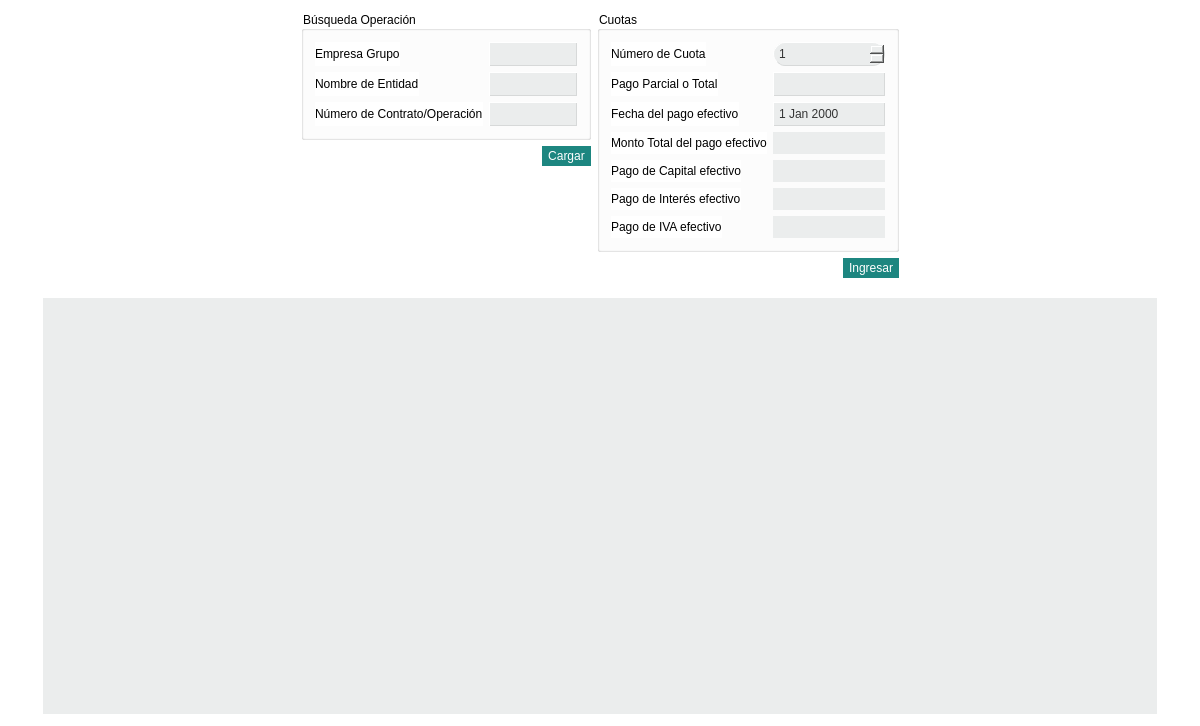
Before: the Qt Designer form Finanzas/PagosEfectivos.ui in altitude-solutions/Finanzas, drawn with Qt 5.
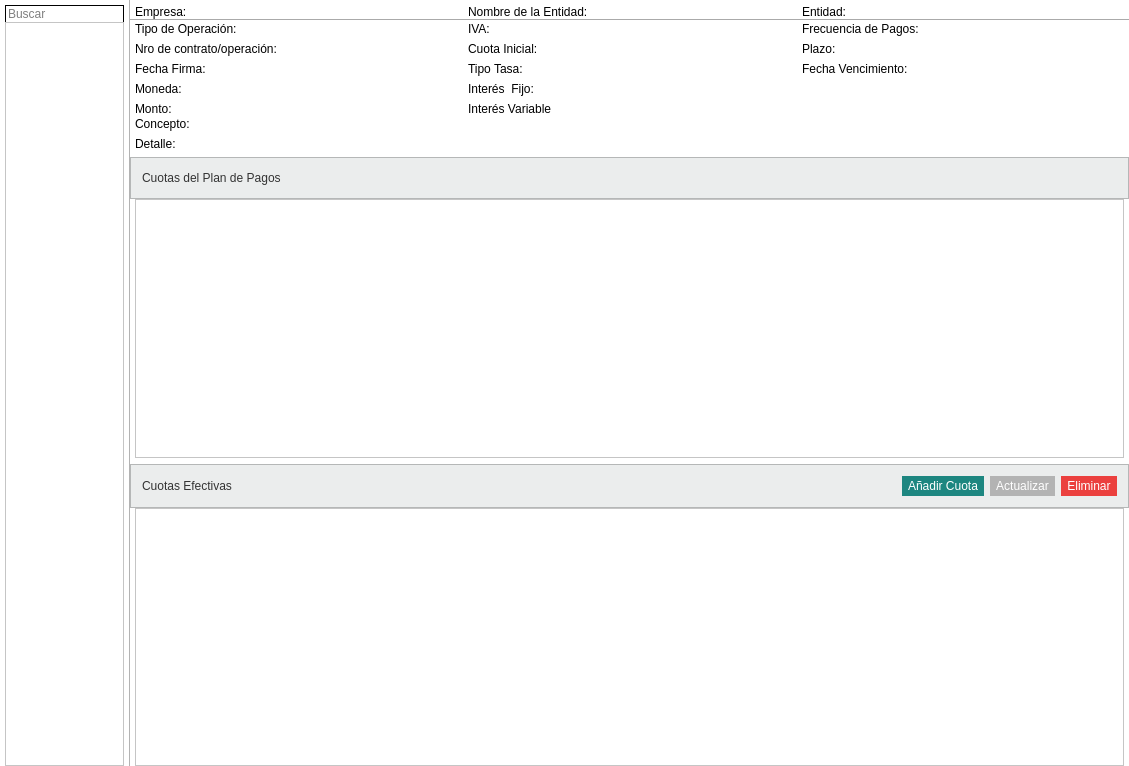
After: the same form once the commit is applied. Icons and pictures are not drawn.

```diff
--- a/Finanzas/PagosEfectivos.ui
+++ b/Finanzas/PagosEfectivos.ui
@@ -6,8 +6,8 @@
    <rect>
     <x>0</x>
     <y>0</y>
-    <width>1200</width>
-    <height>726</height>
+    <width>1129</width>
+    <height>766</height>
    </rect>
   </property>
   <property name="windowTitle">
@@ -16,7 +16,10 @@
   <property name="styleSheet">
    <string notr="true">background-color: white;</string>
   </property>
-  <layout class="QVBoxLayout" name="verticalLayout_3">
+  <layout class="QHBoxLayout" name="horizontalLayout_7">
+   <property name="spacing">
+    <number>0</number>
+   </property>
    <property name="leftMargin">
     <number>0</number>
    </property>
@@ -27,688 +30,800 @@
     <number>0</number>
    </property>
    <property name="bottomMargin">
-    <number>9</number>
+    <number>0</number>
    </property>
    <item>
-    <widget class="QFrame" name="fieldsFrame">
-     <property name="sizePolicy">
-      <sizepolicy hsizetype="Preferred" vsizetype="Fixed">
-       <horstretch>0</horstretch>
-       <verstretch>0</verstretch>
-      </sizepolicy>
-     </property>
-     <layout class="QHBoxLayout" name="horizontalLayout_4">
-      <item>
-       <spacer name="horizontalSpacer_6">
-        <property name="orientation">
-         <enum>Qt::Horizontal</enum>
-        </property>
-        <property name="sizeHint" stdset="0">
-         <size>
-          <width>40</width>
-          <height>20</height>
-         </size>
-        </property>
-       </spacer>
-      </item>
-      <item>
-       <layout class="QVBoxLayout" name="verticalLayout">
-        <item>
-         <widget class="QGroupBox" name="groupBox">
-          <property name="title">
-           <string>Búsqueda Operación</string>
-          </property>
-          <layout class="QFormLayout" name="formLayout">
-           <item row="0" column="0">
-            <widget class="QLabel" name="label">
-             <property name="text">
-              <string>Empresa Grupo</string>
-             </property>
-            </widget>
-           </item>
-           <item row="0" column="1">
-            <widget class="QComboBox" name="grupo">
-             <property name="cursor">
-              <cursorShape>PointingHandCursor</cursorShape>
-             </property>
-             <property name="styleSheet">
-              <string notr="true">QComboBox {
-	background-color:#EBEDED;
-	border-style: outset;
-	border-radius: 13px;
-	border-color: #d7d9d9;
-	border-width: 1px;
-	font: 10pt &quot;MS Shell Dlg 2&quot;;
-	padding-left: 3px;
-	padding-top: 3px;
-	padding-bottom: 3px;
-	color:#243646;
-}
-
-QComboBox::hover {
-	border-color: black;
-}
-
-QComboBox::focus {
-	background-color: #b5b5b5;
-}
-
-
-QComboBox::drop-down  {
-    border: 0px; /* This seems to replace the whole arrow of the combo box */
-}
-
-
-QComboBox::down-arrow {
-    image: url(:/Resources/img/dropdown.png);
-    width: 24px;
-    height: 24px;
-	margin-right: 6px;
-}</string>
-             </property>
-            </widget>
-           </item>
-           <item row="1" column="0">
-            <widget class="QLabel" name="label_2">
-             <property name="text">
-              <string>Nombre de Entidad</string>
-             </property>
-            </widget>
-           </item>
-           <item row="1" column="1">
-            <widget class="QComboBox" name="entidad">
-             <property name="cursor">
-              <cursorShape>PointingHandCursor</cursorShape>
-             </property>
-             <property name="styleSheet">
-              <string notr="true">QComboBox {
-	background-color:#EBEDED;
-	border-style: outset;
-	border-radius: 13px;
-	border-color: #d7d9d9;
-	border-width: 1px;
-	font: 10pt &quot;MS Shell Dlg 2&quot;;
-	padding-left: 3px;
-	padding-top: 3px;
-	padding-bottom: 3px;
-	color:#243646;
-}
-
-QComboBox::hover {
-	border-color: black;
-}
-
-QComboBox::focus {
-	background-color: #b5b5b5;
-}
-
-
-QComboBox::drop-down  {
-    border: 0px; /* This seems to replace the whole arrow of the combo box */
-}
-
-
-QComboBox::down-arrow {
-    image: url(:/Resources/img/dropdown.png);
-    width: 24px;
-    height: 24px;
-	margin-right: 6px;
-}</string>
-             </property>
-            </widget>
-           </item>
-           <item row="2" column="0">
-            <widget class="QLabel" name="label_3">
-             <property name="text">
-              <string>Número de Contrato/Operación</string>
-             </property>
-            </widget>
-           </item>
-           <item row="2" column="1">
-            <widget class="QComboBox" name="contratoOperacion">
-             <property name="cursor">
-              <cursorShape>PointingHandCursor</cursorShape>
-             </property>
-             <property name="styleSheet">
-              <string notr="true">QComboBox {
-	background-color:#EBEDED;
-	border-style: outset;
-	border-radius: 13px;
-	border-color: #d7d9d9;
-	border-width: 1px;
-	font: 10pt &quot;MS Shell Dlg 2&quot;;
-	padding-left: 3px;
-	padding-top: 3px;
-	padding-bottom: 3px;
-	color:#243646;
-}
-
-QComboBox::hover {
-	border-color: black;
-}
-
-QComboBox::focus {
-	background-color: #b5b5b5;
-}
-
-
-QComboBox::drop-down  {
-    border: 0px; /* This seems to replace the whole arrow of the combo box */
-}
-
-
-QComboBox::down-arrow {
-    image: url(:/Resources/img/dropdown.png);
-    width: 24px;
-    height: 24px;
-	margin-right: 6px;
-}</string>
-             </property>
-            </widget>
-           </item>
-          </layout>
-         </widget>
-        </item>
-        <item>
-         <layout class="QHBoxLayout" name="horizontalLayout">
-          <item>
-           <spacer name="horizontalSpacer">
-            <property name="orientation">
-             <enum>Qt::Horizontal</enum>
-            </property>
-            <property name="sizeHint" stdset="0">
-             <size>
-              <width>40</width>
-              <height>20</height>
-             </size>
-            </property>
-           </spacer>
-          </item>
-          <item>
-           <widget class="QPushButton" name="searchButton">
-            <property name="styleSheet">
-             <string notr="true">background-color: #1D8680;
-border-style: outset;
-border-radius: 12px;
-font: 12pt &quot;MS Shell Dlg 2&quot;;
-color: white;
-min-width: 2em;
-max-width:7em;
-padding: 3px  6px 3px 6px;
-</string>
-            </property>
-            <property name="text">
-             <string>Cargar</string>
-            </property>
-           </widget>
-          </item>
-         </layout>
-        </item>
-        <item>
-         <spacer name="verticalSpacer">
-          <property name="orientation">
-           <enum>Qt::Vertical</enum>
-          </property>
-          <property name="sizeHint" stdset="0">
-           <size>
-            <width>20</width>
-            <height>40</height>
-           </size>
-          </property>
-         </spacer>
-        </item>
-       </layout>
-      </item>
-      <item>
-       <layout class="QVBoxLayout" name="verticalLayout_2">
-        <item>
-         <widget class="QGroupBox" name="groupBox_2">
-          <property name="title">
-           <string>Cuotas</string>
-          </property>
-          <layout class="QFormLayout" name="formLayout_2">
-           <item row="0" column="0">
-            <widget class="QLabel" name="label_4">
-             <property name="text">
-              <string>Número de Cuota</string>
-             </property>
-            </widget>
-           </item>
-           <item row="0" column="1">
-            <widget class="QSpinBox" name="cuota">
-             <property name="cursor">
-              <cursorShape>PointingHandCursor</cursorShape>
-             </property>
-             <property name="styleSheet">
-              <string notr="true">QSpinBox {
-	background-color: #EBEDED;
-	border-style: outset;
-	border-radius: 12px;
-	border-color: #d7d9d9;
-	border-width: 1px;
-	font: 10pt &quot;MS Shell Dlg 2&quot;;
-	color: #333333;
-	min-width: 8em;
-	padding-top: 3px;
-	padding-bottom: 3px;
-	padding-left: 3px;
-}
-
-QSpinBox::hover {
-	border-color: black;
-}
-
-QSpinBox::focus {
-	background-color: #b5b5b5;
-}
-
-
-QSpinBox::up-button {
-	 image: url(:/Resources/img/up.png);
-    width: 20px;
-    height: 10px;
-}
-
-QSpinBox::down-button {
-	 image: url(:/Resources/img/down.png);
-    width: 20px;
-    height: 10px;
-}
-
-</string>
-             </property>
-             <property name="minimum">
-              <number>1</number>
-             </property>
-             <property name="maximum">
-              <number>999</number>
-             </property>
-            </widget>
-           </item>
-           <item row="1" column="0">
-            <widget class="QLabel" name="label_5">
-             <property name="text">
-              <string>Pago Parcial o Total</string>
-             </property>
-            </widget>
-           </item>
-           <item row="1" column="1">
-            <widget class="QComboBox" name="parcialToral">
-             <property name="cursor">
-              <cursorShape>PointingHandCursor</cursorShape>
-             </property>
-             <property name="styleSheet">
-              <string notr="true">QComboBox {
-	background-color:#EBEDED;
-	border-style: outset;
-	border-radius: 13px;
-	border-color: #d7d9d9;
-	border-width: 1px;
-	font: 10pt &quot;MS Shell Dlg 2&quot;;
-	padding-left: 3px;
-	padding-top: 3px;
-	padding-bottom: 3px;
-	color:#243646;
-}
-
-QComboBox::hover {
-	border-color: black;
-}
-
-QComboBox::focus {
-	background-color: #b5b5b5;
-}
-
-
-QComboBox::drop-down  {
-    border: 0px; /* This seems to replace the whole arrow of the combo box */
-}
-
-
-QComboBox::down-arrow {
-    image: url(:/Resources/img/dropdown.png);
-    width: 24px;
-    height: 24px;
-	margin-right: 6px;
-}</string>
-             </property>
-            </widget>
-           </item>
-           <item row="2" column="0">
-            <widget class="QLabel" name="label_6">
-             <property name="text">
-              <string>Fecha del pago efectivo</string>
-             </property>
-            </widget>
-           </item>
-           <item row="2" column="1">
-            <widget class="QDateEdit" name="fechaPago">
-             <property name="cursor">
-              <cursorShape>PointingHandCursor</cursorShape>
-             </property>
-             <property name="styleSheet">
-              <string notr="true">QDateEdit {
-	background-color: #EBEDED;
-	border-style: outset;
-	border-radius: 13px;
-	border-color: #d7d9d9;
-	border-width: 1px;
-	font: 10pt &quot;MS Shell Dlg 2&quot;;
-	color: #333333;
-	min-width: 8em;
-	padding: 3px;
-}
-
-QDateEdit::hover {
-	border-color: black;
-}
-
-QDateEdit::focus {
-	background-color: #b5b5b5;
-}
-
-QDateEdit::drop-down  {
-    border: 0px; /* This seems to replace the whole arrow of the combo box */
-}
-
-
-QDateEdit::down-arrow {
-    image: url(:/Resources/img/calendar.png);
-    width: 24px;
-    height: 24px;
-	margin-right: 6px;
-}
-
-
-/*
-QDateEdit {
-	background-color: #EBEDED;
-	border-style: outset;
-	border-radius: 12px;
-	border-color: #d7d9d9;
-	border-width: 1px;
-	font: 10pt &quot;MS Shell Dlg 2&quot;;
-	color: #333333;
-	min-width: 8em;
-	padding: 3px;
-}
-
-QDateEdit::hover {
-	border-color: black;
-}
-
-QDateEdit::focus {
-	background-color: #b5b5b5;
-}
-*/
-
-
-
-
-
-
-
-
-
-
-
-
-
-
-
-
-QCalendarWidget QToolButton {
-/*	height: 35px;*/
-  	/*width: parent;*/
-  	color: black;
-  	font-size: 14px;
-  	icon-size: 20px, 20px;
-  	background-color: #ebeded
-}
-
-QCalendarWidget QMenu {
-  	/*width: 150px;*/
-  	left: 20px;
-  	color: black;
-  	font-size: 14px;
-  	background-color: #ebeded;
-}
-
-
-QCalendarWidget QSpinBox { 
-  	background-color: #EBEDED;
-	border-style: outset;
-	border-color: #d7d9d9;
-	border-width: 1px;
-	font: 10pt &quot;MS Shell Dlg 2&quot;;
-	color: #333333;
-	padding: 2px;
-}
-
-/*
-QCalendarWidget QSpinBox::up-button { subcontrol-origin: border;  subcontrol-position: top right;  width:65px; }
-QCalendarWidget QSpinBox::down-button {subcontrol-origin: border; subcontrol-position: bottom right;  width:65px;
-QCalendarWidget QSpinBox::up-arrow { width:56px;  height:56px; }
-QCalendarWidget QSpinBox::down-arrow { width:56px;  height:56px; }
-*/
-
-/* header row */
-QCalendarWidget QWidget {
-	alternate-background-color: #d7d7d7;
-}
-
-/* normal days */
-QCalendarWidget QAbstractItemView:enabled {
-	font-size:14px;
-	color: black;
-	background-color: #ebeded;
-	selection-background-color: #d7d7d7; 
-	selection-color: black;
-}
-
-QCalendarWidget QAbstractItemView:!enabled {
-	background-color: red;
-}
-
-QCalendarWidget QWidget#qt_calendar_navigationbar {
-	background-color: #ebeded;
-	color: gray;
-}
-
-</string>
-             </property>
-             <property name="calendarPopup">
-              <bool>true</bool>
-             </property>
-            </widget>
-           </item>
-           <item row="3" column="0">
-            <widget class="QLabel" name="label_7">
-             <property name="text">
-              <string>Monto Total del pago efectivo</string>
-             </property>
-            </widget>
-           </item>
-           <item row="3" column="1">
-            <widget class="QLineEdit" name="monto">
-             <property name="styleSheet">
-              <string notr="true">background-color: #EBEDED;
-border-style: outset;
-border-radius: 12px;
-font: 10pt &quot;MS Shell Dlg 2&quot;;
-color: #333333;
-min-width: 8em;
-padding: 3px;</string>
-             </property>
-            </widget>
-           </item>
-           <item row="4" column="0">
-            <widget class="QLabel" name="label_8">
-             <property name="text">
-              <string>Pago de Capital efectivo</string>
-             </property>
-            </widget>
-           </item>
-           <item row="4" column="1">
-            <widget class="QLineEdit" name="pagoCapital">
-             <property name="styleSheet">
-              <string notr="true">background-color: #EBEDED;
-border-style: outset;
-border-radius: 12px;
-font: 10pt &quot;MS Shell Dlg 2&quot;;
-color: #333333;
-min-width: 8em;
-padding: 3px;</string>
-             </property>
-            </widget>
-           </item>
-           <item row="5" column="0">
-            <widget class="QLabel" name="label_9">
-             <property name="text">
-              <string>Pago de Interés efectivo</string>
-             </property>
-            </widget>
-           </item>
-           <item row="5" column="1">
-            <widget class="QLineEdit" name="pagoInteres">
-             <property name="styleSheet">
-              <string notr="true">background-color: #EBEDED;
-border-style: outset;
-border-radius: 12px;
-font: 10pt &quot;MS Shell Dlg 2&quot;;
-color: #333333;
-min-width: 8em;
-padding: 3px;</string>
-             </property>
-            </widget>
-           </item>
-           <item row="6" column="0">
-            <widget class="QLabel" name="label_10">
-             <property name="text">
-              <string>Pago de IVA efectivo</string>
-             </property>
-            </widget>
-           </item>
-           <item row="6" column="1">
-            <widget class="QLineEdit" name="pagoIva">
-             <property name="styleSheet">
-              <string notr="true">background-color: #EBEDED;
-border-style: outset;
-border-radius: 12px;
-font: 10pt &quot;MS Shell Dlg 2&quot;;
-color: #333333;
-min-width: 8em;
-padding: 3px;</string>
-             </property>
-            </widget>
-           </item>
-          </layout>
-         </widget>
-        </item>
-        <item>
-         <layout class="QHBoxLayout" name="horizontalLayout_2">
-          <item>
-           <spacer name="horizontalSpacer_4">
-            <property name="orientation">
-             <enum>Qt::Horizontal</enum>
-            </property>
-            <property name="sizeHint" stdset="0">
-             <size>
-              <width>40</width>
-              <height>20</height>
-             </size>
-            </property>
-           </spacer>
-          </item>
-          <item>
-           <widget class="QPushButton" name="saveButton">
-            <property name="styleSheet">
-             <string notr="true">background-color: #1D8680;
-border-style: outset;
-border-radius: 12px;
-font: 12pt &quot;MS Shell Dlg 2&quot;;
-color: white;
-min-width: 2em;
-max-width:7em;
-padding: 3px  6px 3px 6px;
-</string>
-            </property>
-            <property name="text">
-             <string>Ingresar</string>
-            </property>
-           </widget>
-          </item>
-         </layout>
-        </item>
-       </layout>
-      </item>
-      <item>
-       <spacer name="horizontalSpacer_5">
-        <property name="orientation">
-         <enum>Qt::Horizontal</enum>
-        </property>
-        <property name="sizeHint" stdset="0">
-         <size>
-          <width>40</width>
-          <height>20</height>
-         </size>
-        </property>
-       </spacer>
-      </item>
-     </layout>
+    <widget class="QSplitter" name="splitter">
+     <property name="styleSheet">
+      <string notr="true">QSplitter::handle {
+	background: #B3B3B3;
+}
+
+</string>
+     </property>
+     <property name="orientation">
+      <enum>Qt::Horizontal</enum>
+     </property>
+     <property name="opaqueResize">
+      <bool>true</bool>
+     </property>
+     <property name="handleWidth">
+      <number>1</number>
+     </property>
+     <property name="childrenCollapsible">
+      <bool>true</bool>
+     </property>
+     <widget class="QFrame" name="frame">
+      <property name="sizePolicy">
+       <sizepolicy hsizetype="Preferred" vsizetype="Preferred">
+        <horstretch>1</horstretch>
+        <verstretch>0</verstretch>
+       </sizepolicy>
+      </property>
+      <property name="styleSheet">
+       <string notr="true"/>
+      </property>
+      <layout class="QHBoxLayout" name="horizontalLayout_2">
+       <property name="spacing">
+        <number>0</number>
+       </property>
+       <property name="leftMargin">
+        <number>5</number>
+       </property>
+       <property name="topMargin">
+        <number>5</number>
+       </property>
+       <property name="rightMargin">
+        <number>5</number>
+       </property>
+       <property name="bottomMargin">
+        <number>0</number>
+       </property>
+       <item>
+        <layout class="QVBoxLayout" name="verticalLayout_6">
+         <property name="spacing">
+          <number>0</number>
+         </property>
+         <item>
+          <widget class="QLineEdit" name="search">
+           <property name="styleSheet">
+            <string notr="true">
+QLineEdit{
+/*
+	background-color: #B3B3B3;
+*/
+
+/*
+	border-bottom:  0px solid #ffffff;
+	border-top: 1px solid  #ededef;	
+	border-right: 1px solid  #ededef;	
+	border-left: 1px solid  #ededef;	
+*/
+
+	border-bottom:  0px solid #ffffff;
+	border-top: 1px solid  #000000;	
+	border-right: 1px solid  #000000;	
+	border-left: 1px solid  #000000;	
+
+/*
+	border-top-left-radius:10px;
+	border-top-right-radius:10px;
+	color: white;
+	font: 12pt &quot;MS Shell Dlg 2&quot;;
+	padding:2px;	
+	min-height: 1em;
+*/
+}
+
+/*
+QLineEdit::focus,
+QLineEdit::hover {
+	background-color: #a7a7a7;
+	border-color: #ededef;
+}
+
+*/</string>
+           </property>
+           <property name="text">
+            <string/>
+           </property>
+           <property name="placeholderText">
+            <string>Buscar</string>
+           </property>
+           <property name="clearButtonEnabled">
+            <bool>true</bool>
+           </property>
+          </widget>
+         </item>
+         <item>
+          <widget class="QListView" name="planesList"/>
+         </item>
+        </layout>
+       </item>
+      </layout>
+     </widget>
+     <widget class="QFrame" name="frame">
+      <property name="sizePolicy">
+       <sizepolicy hsizetype="Preferred" vsizetype="Preferred">
+        <horstretch>2</horstretch>
+        <verstretch>0</verstretch>
+       </sizepolicy>
+      </property>
+      <layout class="QVBoxLayout" name="verticalLayout_5">
+       <property name="spacing">
+        <number>6</number>
+       </property>
+       <property name="leftMargin">
+        <number>0</number>
+       </property>
+       <property name="topMargin">
+        <number>0</number>
+       </property>
+       <property name="rightMargin">
+        <number>0</number>
+       </property>
+       <property name="bottomMargin">
+        <number>0</number>
+       </property>
+       <item>
+        <widget class="QFrame" name="frame">
+         <property name="sizePolicy">
+          <sizepolicy hsizetype="Preferred" vsizetype="Preferred">
+           <horstretch>0</horstretch>
+           <verstretch>1</verstretch>
+          </sizepolicy>
+         </property>
+         <layout class="QVBoxLayout" name="verticalLayout_2">
+          <property name="spacing">
+           <number>0</number>
+          </property>
+          <property name="leftMargin">
+           <number>0</number>
+          </property>
+          <property name="topMargin">
+           <number>5</number>
+          </property>
+          <property name="rightMargin">
+           <number>0</number>
+          </property>
+          <property name="bottomMargin">
+           <number>0</number>
+          </property>
+          <item>
+           <widget class="QFrame" name="frame">
+            <layout class="QHBoxLayout" name="horizontalLayout_6">
+             <property name="spacing">
+              <number>6</number>
+             </property>
+             <property name="leftMargin">
+              <number>5</number>
+             </property>
+             <property name="topMargin">
+              <number>0</number>
+             </property>
+             <property name="rightMargin">
+              <number>0</number>
+             </property>
+             <property name="bottomMargin">
+              <number>0</number>
+             </property>
+             <item>
+              <layout class="QFormLayout" name="formLayout_5">
+               <item row="0" column="0">
+                <widget class="QLabel" name="label_11">
+                 <property name="text">
+                  <string>Empresa:</string>
+                 </property>
+                </widget>
+               </item>
+               <item row="0" column="1">
+                <widget class="QLabel" name="empresa">
+                 <property name="text">
+                  <string/>
+                 </property>
+                </widget>
+               </item>
+              </layout>
+             </item>
+             <item>
+              <layout class="QFormLayout" name="formLayout_6">
+               <item row="0" column="0">
+                <widget class="QLabel" name="label_13">
+                 <property name="text">
+                  <string>Nombre de la Entidad:</string>
+                 </property>
+                </widget>
+               </item>
+               <item row="0" column="1">
+                <widget class="QLabel" name="entidad">
+                 <property name="text">
+                  <string/>
+                 </property>
+                </widget>
+               </item>
+              </layout>
+             </item>
+             <item>
+              <layout class="QFormLayout" name="formLayout_7">
+               <item row="0" column="0">
+                <widget class="QLabel" name="label_14">
+                 <property name="text">
+                  <string>Entidad:</string>
+                 </property>
+                </widget>
+               </item>
+               <item row="0" column="1">
+                <widget class="QLabel" name="tipoEntidad">
+                 <property name="text">
+                  <string/>
+                 </property>
+                </widget>
+               </item>
+              </layout>
+             </item>
+            </layout>
+           </widget>
+          </item>
+          <item>
+           <widget class="Line" name="line">
+            <property name="orientation">
+             <enum>Qt::Horizontal</enum>
+            </property>
+           </widget>
+          </item>
+          <item>
+           <layout class="QHBoxLayout" name="horizontalLayout_5">
+            <property name="leftMargin">
+             <number>5</number>
+            </property>
+            <item>
+             <layout class="QFormLayout" name="formLayout">
+              <item row="0" column="0">
+               <widget class="QLabel" name="label_5">
+                <property name="text">
+                 <string>Tipo de Operación:</string>
+                </property>
+               </widget>
+              </item>
+              <item row="0" column="1">
+               <widget class="QLabel" name="tipoOperacion">
+                <property name="text">
+                 <string/>
+                </property>
+               </widget>
+              </item>
+              <item row="1" column="0">
+               <widget class="QLabel" name="label_6">
+                <property name="text">
+                 <string>Nro de contrato/operación:</string>
+                </property>
+               </widget>
+              </item>
+              <item row="1" column="1">
+               <widget class="QLabel" name="numeroContrato">
+                <property name="text">
+                 <string/>
+                </property>
+               </widget>
+              </item>
+              <item row="2" column="0">
+               <widget class="QLabel" name="label_8">
+                <property name="text">
+                 <string>Fecha Firma:</string>
+                </property>
+               </widget>
+              </item>
+              <item row="2" column="1">
+               <widget class="QLabel" name="fechaFirma">
+                <property name="text">
+                 <string/>
+                </property>
+               </widget>
+              </item>
+              <item row="3" column="0">
+               <widget class="QLabel" name="label_9">
+                <property name="text">
+                 <string>Moneda:</string>
+                </property>
+               </widget>
+              </item>
+              <item row="3" column="1">
+               <widget class="QLabel" name="moneda">
+                <property name="text">
+                 <string/>
+                </property>
+               </widget>
+              </item>
+              <item row="4" column="0">
+               <widget class="QLabel" name="label_7">
+                <property name="text">
+                 <string>Monto:</string>
+                </property>
+               </widget>
+              </item>
+              <item row="4" column="1">
+               <widget class="QLabel" name="monto">
+                <property name="text">
+                 <string/>
+                </property>
+               </widget>
+              </item>
+             </layout>
+            </item>
+            <item>
+             <layout class="QFormLayout" name="formLayout_3">
+              <item row="0" column="0">
+               <widget class="QLabel" name="label_15">
+                <property name="text">
+                 <string>IVA:</string>
+                </property>
+               </widget>
+              </item>
+              <item row="0" column="1">
+               <widget class="QLabel" name="iva">
+                <property name="text">
+                 <string/>
+                </property>
+               </widget>
+              </item>
+              <item row="1" column="0">
+               <widget class="QLabel" name="label_19">
+                <property name="text">
+                 <string>Cuota Inicial:</string>
+                </property>
+               </widget>
+              </item>
+              <item row="1" column="1">
+               <widget class="QLabel" name="cuotaInicial">
+                <property name="text">
+                 <string/>
+                </property>
+               </widget>
+              </item>
+              <item row="2" column="0">
+               <widget class="QLabel" name="label_24">
+                <property name="text">
+                 <string>Tipo Tasa:</string>
+                </property>
+               </widget>
+              </item>
+              <item row="2" column="1">
+               <widget class="QLabel" name="tipoTasa">
+                <property name="text">
+                 <string/>
+                </property>
+               </widget>
+              </item>
+              <item row="3" column="0">
+               <widget class="QLabel" name="label_22">
+                <property name="text">
+                 <string>Interés  Fijo:</string>
+                </property>
+               </widget>
+              </item>
+              <item row="3" column="1">
+               <widget class="QLabel" name="interesFijo">
+                <property name="text">
+                 <string/>
+                </property>
+               </widget>
+              </item>
+              <item row="4" column="0">
+               <widget class="QLabel" name="label_25">
+                <property name="text">
+                 <string>Interés Variable</string>
+                </property>
+               </widget>
+              </item>
+              <item row="4" column="1">
+               <widget class="QLabel" name="interesVariable">
+                <property name="text">
+                 <string/>
+                </property>
+               </widget>
+              </item>
+             </layout>
+            </item>
+            <item>
+             <layout class="QVBoxLayout" name="verticalLayout">
+              <item>
+               <layout class="QFormLayout" name="formLayout_4">
+                <item row="0" column="0">
+                 <widget class="QLabel" name="label_10">
+                  <property name="text">
+                   <string>Frecuencia de Pagos:</string>
+                  </property>
+                 </widget>
+                </item>
+                <item row="0" column="1">
+                 <widget class="QLabel" name="frecuencia">
+                  <property name="text">
+                   <string/>
+                  </property>
+                 </widget>
+                </item>
+                <item row="1" column="0">
+                 <widget class="QLabel" name="label_12">
+                  <property name="text">
+                   <string>Plazo:</string>
+                  </property>
+                 </widget>
+                </item>
+                <item row="1" column="1">
+                 <widget class="QLabel" name="plazo">
+                  <property name="text">
+                   <string/>
+                  </property>
+                 </widget>
+                </item>
+                <item row="2" column="0">
+                 <widget class="QLabel" name="label_16">
+                  <property name="text">
+                   <string>Fecha Vencimiento:</string>
+                  </property>
+                 </widget>
+                </item>
+                <item row="2" column="1">
+                 <widget class="QLabel" name="fechaVencimiento">
+                  <property name="text">
+                   <string/>
+                  </property>
+                 </widget>
+                </item>
+               </layout>
+              </item>
+              <item>
+               <spacer name="verticalSpacer">
+                <property name="orientation">
+                 <enum>Qt::Vertical</enum>
+                </property>
+                <property name="sizeHint" stdset="0">
+                 <size>
+                  <width>20</width>
+                  <height>40</height>
+                 </size>
+                </property>
+               </spacer>
+              </item>
+             </layout>
+            </item>
+           </layout>
+          </item>
+          <item>
+           <layout class="QFormLayout" name="formLayout_2">
+            <property name="horizontalSpacing">
+             <number>0</number>
+            </property>
+            <property name="leftMargin">
+             <number>5</number>
+            </property>
+            <item row="0" column="0">
+             <widget class="QLabel" name="label_17">
+              <property name="text">
+               <string>Concepto:</string>
+              </property>
+             </widget>
+            </item>
+            <item row="0" column="1">
+             <widget class="QLabel" name="concepto">
+              <property name="text">
+               <string/>
+              </property>
+             </widget>
+            </item>
+            <item row="1" column="0">
+             <widget class="QLabel" name="label_18">
+              <property name="text">
+               <string>Detalle:</string>
+              </property>
+             </widget>
+            </item>
+            <item row="1" column="1">
+             <widget class="QLabel" name="detalle">
+              <property name="text">
+               <string/>
+              </property>
+             </widget>
+            </item>
+           </layout>
+          </item>
+         </layout>
+        </widget>
+       </item>
+       <item>
+        <widget class="QFrame" name="frame">
+         <property name="sizePolicy">
+          <sizepolicy hsizetype="Preferred" vsizetype="Preferred">
+           <horstretch>0</horstretch>
+           <verstretch>2</verstretch>
+          </sizepolicy>
+         </property>
+         <layout class="QVBoxLayout" name="verticalLayout_3">
+          <property name="spacing">
+           <number>0</number>
+          </property>
+          <property name="leftMargin">
+           <number>0</number>
+          </property>
+          <property name="topMargin">
+           <number>0</number>
+          </property>
+          <property name="rightMargin">
+           <number>0</number>
+          </property>
+          <property name="bottomMargin">
+           <number>0</number>
+          </property>
+          <item>
+           <widget class="QFrame" name="frame_2">
+            <property name="styleSheet">
+             <string notr="true">background-color: #ebeded;</string>
+            </property>
+            <property name="frameShape">
+             <enum>QFrame::StyledPanel</enum>
+            </property>
+            <property name="frameShadow">
+             <enum>QFrame::Raised</enum>
+            </property>
+            <layout class="QHBoxLayout" name="horizontalLayout_4">
+             <item>
+              <widget class="QLabel" name="label_4">
+               <property name="styleSheet">
+                <string notr="true">font: 11pt &quot;MS Shell Dlg 2&quot;;
+color:#333333;
+</string>
+               </property>
+               <property name="text">
+                <string>Cuotas del Plan de Pagos</string>
+               </property>
+              </widget>
+             </item>
+             <item>
+              <spacer name="horizontalSpacer_4">
+               <property name="orientation">
+                <enum>Qt::Horizontal</enum>
+               </property>
+               <property name="sizeHint" stdset="0">
+                <size>
+                 <width>504</width>
+                 <height>18</height>
+                </size>
+               </property>
+              </spacer>
+             </item>
+            </layout>
+           </widget>
+          </item>
+          <item>
+           <widget class="QFrame" name="verticalFrame">
+            <property name="minimumSize">
+             <size>
+              <width>0</width>
+              <height>0</height>
+             </size>
+            </property>
+            <layout class="QVBoxLayout" name="verticalLayout_7">
+             <property name="spacing">
+              <number>0</number>
+             </property>
+             <property name="leftMargin">
+              <number>5</number>
+             </property>
+             <property name="topMargin">
+              <number>0</number>
+             </property>
+             <property name="rightMargin">
+              <number>5</number>
+             </property>
+             <property name="bottomMargin">
+              <number>0</number>
+             </property>
+             <item>
+              <widget class="QTableWidget" name="plannedFee">
+               <property name="styleSheet">
+                <string notr="true"/>
+               </property>
+               <property name="rowCount">
+                <number>0</number>
+               </property>
+               <property name="columnCount">
+                <number>0</number>
+               </property>
+              </widget>
+             </item>
+            </layout>
+           </widget>
+          </item>
+         </layout>
+        </widget>
+       </item>
+       <item>
+        <widget class="QFrame" name="frame">
+         <property name="sizePolicy">
+          <sizepolicy hsizetype="Preferred" vsizetype="Preferred">
+           <horstretch>0</horstretch>
+           <verstretch>2</verstretch>
+          </sizepolicy>
+         </property>
+         <layout class="QVBoxLayout" name="verticalLayout_4">
+          <property name="spacing">
+           <number>0</number>
+          </property>
+          <property name="leftMargin">
+           <number>0</number>
+          </property>
+          <property name="topMargin">
+           <number>0</number>
+          </property>
+          <property name="rightMargin">
+           <number>0</number>
+          </property>
+          <property name="bottomMargin">
+           <number>0</number>
+          </property>
+          <item>
+           <widget class="QFrame" name="frame">
+            <property name="styleSheet">
+             <string notr="true">background-color: #ebeded;</string>
+            </property>
+            <property name="frameShape">
+             <enum>QFrame::StyledPanel</enum>
+            </property>
+            <property name="frameShadow">
+             <enum>QFrame::Raised</enum>
+            </property>
+            <layout class="QHBoxLayout" name="horizontalLayout">
+             <item>
+              <widget class="QLabel" name="label">
+               <property name="styleSheet">
+                <string notr="true">font: 11pt &quot;MS Shell Dlg 2&quot;;
+color:#333333;
+</string>
+               </property>
+               <property name="text">
+                <string>Cuotas Efectivas</string>
+               </property>
+              </widget>
+             </item>
+             <item>
+              <spacer name="horizontalSpacer">
+               <property name="orientation">
+                <enum>Qt::Horizontal</enum>
+               </property>
+               <property name="sizeHint" stdset="0">
+                <size>
+                 <width>697</width>
+                 <height>18</height>
+                </size>
+               </property>
+              </spacer>
+             </item>
+             <item>
+              <widget class="QPushButton" name="addCuota">
+               <property name="styleSheet">
+                <string notr="true">QPushButton {
+	background-color: #1D8680;
+	border-style: outset;
+	border-radius: 12px;
+	font: 12pt &quot;MS Shell Dlg 2&quot;;
+	color: white;
+	min-width: 7em;
+	max-width:10em;
+	padding: 3px  6px 3px 6px;
+}
+
+QPushButton::focus,
+QPushButton::hover {
+	background-color: #109491;
+	border-color: #ededef;
+}
+</string>
+               </property>
+               <property name="text">
+                <string>Añadir Cuota</string>
+               </property>
+              </widget>
+             </item>
+             <item>
+              <widget class="QPushButton" name="editCuota">
+               <property name="styleSheet">
+                <string notr="true">QPushButton {
+	background-color: #B3B3B3;
+	border-style: outset;
+	border-radius: 12px;
+	font: 12pt &quot;MS Shell Dlg 2&quot;;
+	color: white;
+	min-width: 7em;
+	max-width:7em;
+	padding: 3px  6px 3px 6px;
+}
+
+QPushButton::focus,
+QPushButton::hover {
+	background-color: #a7a7a7;
+	border-color: #ededef;
+}</string>
+               </property>
+               <property name="text">
+                <string>Actualizar</string>
+               </property>
+              </widget>
+             </item>
+             <item>
+              <widget class="QPushButton" name="deleteCuota">
+               <property name="styleSheet">
+                <string notr="true">QPushButton {
+	background-color: #EB403E;
+	border-style: outset;
+	border-radius: 12px;
+	font: 12pt &quot;MS Shell Dlg 2&quot;;
+	color: white;
+	min-width: 7em;
+	max-width:7em;
+	padding: 3px  6px 3px 6px;
+}
+
+QPushButton::focus,
+QPushButton::hover {
+	background-color: #EB553E;
+	border-color: #EB403E;
+}</string>
+               </property>
+               <property name="text">
+                <string>Eliminar</string>
+               </property>
+              </widget>
+             </item>
+            </layout>
+           </widget>
+          </item>
+          <item>
+           <widget class="QFrame" name="verticalFrame">
+            <property name="minimumSize">
+             <size>
+              <width>0</width>
+              <height>0</height>
+             </size>
+            </property>
+            <layout class="QVBoxLayout" name="verticalLayout_9">
+             <property name="spacing">
+              <number>0</number>
+             </property>
+             <property name="leftMargin">
+              <number>5</number>
+             </property>
+             <property name="topMargin">
+              <number>0</number>
+             </property>
+             <property name="rightMargin">
+              <number>5</number>
+             </property>
+             <property name="bottomMargin">
+              <number>0</number>
+             </property>
+             <item>
+              <widget class="QTableWidget" name="effectiveFee">
+               <property name="styleSheet">
+                <string notr="true"/>
+               </property>
+               <property name="rowCount">
+                <number>0</number>
+               </property>
+               <property name="columnCount">
+                <number>0</number>
+               </property>
+              </widget>
+             </item>
+            </layout>
+           </widget>
+          </item>
+         </layout>
+        </widget>
+       </item>
+      </layout>
+     </widget>
     </widget>
    </item>
-   <item>
-    <layout class="QHBoxLayout" name="horizontalLayout_3">
-     <item>
-      <spacer name="horizontalSpacer_2">
-       <property name="orientation">
-        <enum>Qt::Horizontal</enum>
-       </property>
-       <property name="sizeHint" stdset="0">
-        <size>
-         <width>40</width>
-         <height>20</height>
-        </size>
-       </property>
-      </spacer>
-     </item>
-     <item>
-      <widget class="QTableWidget" name="tableWidget">
-       <property name="sizePolicy">
-        <sizepolicy hsizetype="Expanding" vsizetype="Expanding">
-         <horstretch>1</horstretch>
-         <verstretch>0</verstretch>
-        </sizepolicy>
-       </property>
-       <property name="styleSheet">
-        <string notr="true">QTableWidget{
-background-color: #EBEDED;
-border-top: 2.5px solid white;
-border-bottom: 2.5px solid white;
-border-right: 2.5px solid white;
-border-left: 2.5px solid white;
-gridline-color: white;
-font: 9pt &quot;MS Shell Dlg 2&quot;;
-}</string>
-       </property>
-      </widget>
-     </item>
-     <item>
-      <spacer name="horizontalSpacer_3">
-       <property name="orientation">
-        <enum>Qt::Horizontal</enum>
-       </property>
-       <property name="sizeHint" stdset="0">
-        <size>
-         <width>40</width>
-         <height>20</height>
-        </size>
-       </property>
-      </spacer>
-     </item>
-    </layout>
-   </item>
   </layout>
  </widget>
  <layoutdefault spacing="6" margin="11"/>
```
